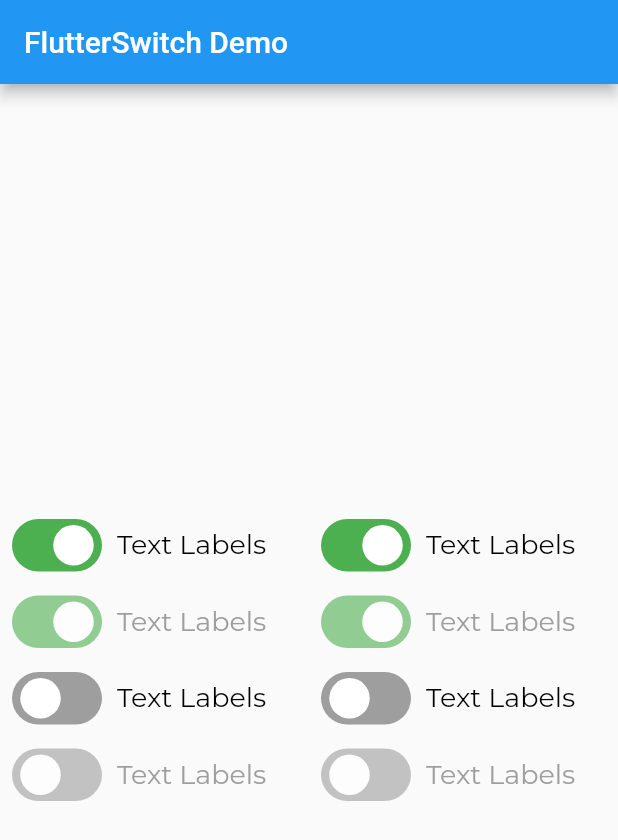
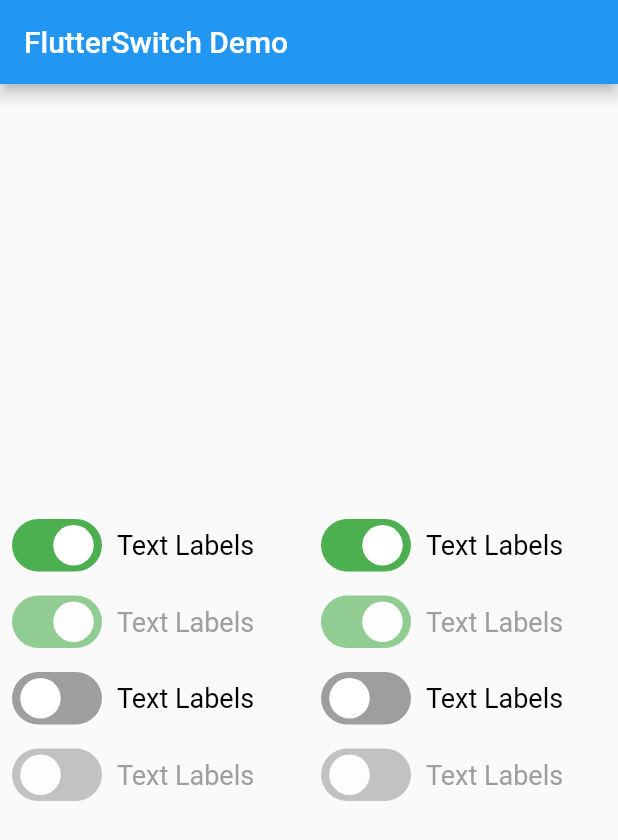
Before and after one commit to AM3108/SwitchTalk, a Flutter app: the screen it shows after launch, on a phone screen of 412 x 824 dp. Shown: the top 840 px of the screen. Run offline on Flutter 3.47's test engine with Material 2 defaults, Android fonts, the phone set to English and light mode, and no system bars; drawn by our look-alikes of flutter_switch.

Commit message:
Switch Talk Commit with On and OFF Talk

````diff
--- a/lib/custom_switch_widget.dart
+++ b/lib/custom_switch_widget.dart
@@ -1,28 +1,36 @@
-import 'package:flutter/cupertino.dart';
 import 'package:flutter/material.dart';
-import 'package:flutter_switch/flutter_switch.dart';
-import 'package:google_fonts/google_fonts.dart';
+import 'flutter_switch.dart';
 
 class CustomSwitchTalk extends StatelessWidget {
   const CustomSwitchTalk({Key? key, required this.value, required this.disabled,
-    required this.onToggle, required this.text}) : super(key: key);
+    required this.onChanged, required this.text}) : super(key: key);
   final bool value;
   final bool disabled;
-  final ValueChanged<bool> onToggle;
+  final ValueChanged<bool> onChanged;
   final String text;
   @override
   Widget build(BuildContext context) {
+    String semantics;
+    if(disabled == true)
+      {
+        semantics = '$text Switch is Disabled';
+      }else if(value == true)
+        {
+          semantics = '$text Switch is ON';
+        }
+    else {
+      semantics = '$text Switch is OFF';
+    }
     return Padding(
       padding: const EdgeInsets.all(8.0),
       child: Row(
         children: [
 
           Semantics(
-            label: text,
+            label: semantics,
             child: FlutterSwitch(
               width: 60.0,
               height: 35.0,
-              valueFontSize: 25.0,
               toggleSize: 30.0,
               value: value,
               activeColor: Colors.green,
@@ -30,14 +38,14 @@ class CustomSwitchTalk extends StatelessWidget {
               padding: 4.0,
               disabled: disabled,
               showOnOff: false,
-              onToggle: onToggle
+              onToggle: onChanged,
             ),
           ),
           Padding(
             padding: const EdgeInsets.only(left: 10),
             child: Text(
               text,
-              style: GoogleFonts.montserrat(
+              style: TextStyle(
                   fontSize: 18,
                 color: disabled == true?Colors.grey:Colors.black
               ),
--- /dev/null
+++ b/lib/flutter_switch.dart
@@ -0,0 +1,457 @@
+import 'package:flutter/material.dart';
+
+class FlutterSwitch extends StatefulWidget {
+  /// Creates a material design switch.
+  ///
+  /// The following arguments are required:
+  ///
+  /// * [value] determines whether this switch is on or off.
+  /// * [onToggle] is called when the user toggles the switch on or off.
+  ///
+
+  const FlutterSwitch({
+    Key? key,
+    required this.value,
+    required this.onToggle,
+    this.activeColor = Colors.blue,
+    this.inactiveColor = Colors.grey,
+    this.activeTextColor = Colors.white70,
+    this.inactiveTextColor = Colors.white70,
+    this.toggleColor = Colors.white,
+    this.activeToggleColor,
+    this.inactiveToggleColor,
+    this.width = 70.0,
+    this.height = 35.0,
+    this.toggleSize = 25.0,
+    this.valueFontSize = 16.0,
+    this.borderRadius = 20.0,
+    this.padding = 4.0,
+    this.showOnOff = false,
+    this.activeText,
+    this.inactiveText,
+    this.activeTextFontWeight,
+    this.inactiveTextFontWeight,
+    this.switchBorder,
+    this.activeSwitchBorder,
+    this.inactiveSwitchBorder,
+    this.toggleBorder,
+    this.activeToggleBorder,
+    this.inactiveToggleBorder,
+    this.activeIcon,
+    this.inactiveIcon,
+    this.duration = const Duration(milliseconds: 200),
+    this.disabled = false,
+  })  : assert(
+  (switchBorder == null || activeSwitchBorder == null) &&
+      (switchBorder == null || inactiveSwitchBorder == null),
+  'Cannot provide switchBorder when an activeSwitchBorder or inactiveSwitchBorder was given\n'
+      'To give the switch a border, use "activeSwitchBorder: border" or "inactiveSwitchBorder: border".'),
+        assert(
+        (toggleBorder == null || activeToggleBorder == null) &&
+            (toggleBorder == null || inactiveToggleBorder == null),
+        'Cannot provide toggleBorder when an activeToggleBorder or inactiveToggleBorder was given\n'
+            'To give the toggle a border, use "activeToggleBorder: color" or "inactiveToggleBorder: color".'),
+        super(key: key);
+
+  /// Determines if the switch is on or off.
+  ///
+  /// This property is required.
+  final bool value;
+
+  /// Called when the user toggles the switch.
+  ///
+  /// This property is required.
+  ///
+  /// [onToggle] should update the state of the parent [StatefulWidget]
+  /// using the [setState] method, so that the parent gets rebuilt; for example:
+  ///
+  /// ```dart
+  /// FlutterSwitch(
+  ///   value: _status,
+  ///   width: 110,
+  ///   borderRadius: 30.0,
+  ///   onToggle: (val) {
+  ///     setState(() {
+  ///        _status = val;
+  ///     });
+  ///   },
+  /// ),
+  /// ```
+  final ValueChanged<bool> onToggle;
+
+  /// Displays an on or off text.
+  ///
+  /// Text value can be override by the [activeText] and
+  /// [inactiveText] properties.
+  ///
+  /// Defaults to 'false' if no value was given.
+  final bool showOnOff;
+
+  /// The text to display when the switch is on.
+  /// This parameter is only necessary when [showOnOff] property is true.
+  ///
+  /// Defaults to 'On' if no value was given.
+  ///
+  /// To change value style, the following properties are available
+  ///
+  /// [activeTextColor] - The color to use on the text value when the switch is on.
+  /// [activeTextFontWeight] - The font weight to use on the text value when the switch is on.
+  final String? activeText;
+
+  /// The text to display when the switch is off.
+  /// This parameter is only necessary when [showOnOff] property is true.
+  ///
+  /// Defaults to 'Off' if no value was given.
+  ///
+  /// To change value style, the following properties are available
+  ///
+  /// [inactiveTextColor] - The color to use on the text value when the switch is off.
+  /// [inactiveTextFontWeight] - The font weight to use on the text value when the switch is off.
+  final String? inactiveText;
+
+  /// The color to use on the switch when the switch is on.
+  ///
+  /// Defaults to [Colors.blue].
+  final Color activeColor;
+
+  /// The color to use on the switch when the switch is off.
+  ///
+  /// Defaults to [Colors.grey].
+  final Color inactiveColor;
+
+  /// The color to use on the text value when the switch is on.
+  /// This parameter is only necessary when [showOnOff] property is true.
+  ///
+  /// Defaults to [Colors.white70].
+  final Color activeTextColor;
+
+  /// The color to use on the text value when the switch is off.
+  /// This parameter is only necessary when [showOnOff] property is true.
+  ///
+  /// Defaults to [Colors.white70].
+  final Color inactiveTextColor;
+
+  /// The font weight to use on the text value when the switch is on.
+  /// This parameter is only necessary when [showOnOff] property is true.
+  ///
+  /// Defaults to [FontWeight.w900].
+  final FontWeight? activeTextFontWeight;
+
+  /// The font weight to use on the text value when the switch is off.
+  /// This parameter is only necessary when [showOnOff] property is true.
+  ///
+  /// Defaults to [FontWeight.w900].
+  final FontWeight? inactiveTextFontWeight;
+
+  /// The color to use on the toggle of the switch.
+  ///
+  /// Defaults to [Colors.white].
+  ///
+  /// If the [activeSwitchBorder] or [inactiveSwitchBorder] is used, this property must be null.
+  final Color toggleColor;
+
+  /// The color to use on the toggle of the switch when the given value is true.
+  ///
+  /// If [inactiveToggleColor] is used and this property is null. the value of
+  /// [Colors.white] will be used.
+  final Color? activeToggleColor;
+
+  /// The color to use on the toggle of the switch when the given value is false.
+  ///
+  /// If [activeToggleColor] is used and this property is null. the value of
+  /// [Colors.white] will be used.
+  final Color? inactiveToggleColor;
+
+  /// The given width of the switch.
+  ///
+  /// Defaults to a width of 70.0.
+  final double width;
+
+  /// The given height of the switch.
+  ///
+  /// Defaults to a height of 35.0.
+  final double height;
+
+  /// The size of the toggle of the switch.
+  ///
+  /// Defaults to a size of 25.0.
+  final double toggleSize;
+
+  /// The font size of the values of the switch.
+  /// This parameter is only necessary when [showOnOff] property is true.
+  ///
+  /// Defaults to a size of 16.0.
+  final double valueFontSize;
+
+  /// The border radius of the switch.
+  ///
+  /// Defaults to the value of 20.0.
+  final double borderRadius;
+
+  /// The padding of the switch.
+  ///
+  /// Defaults to the value of 4.0.
+  final double padding;
+
+  /// The border of the switch.
+  ///
+  /// This property will give a uniform border to both states of the toggle
+  ///
+  /// If the [activeSwitchBorder] or [inactiveSwitchBorder] is used, this property must be null.
+  final BoxBorder? switchBorder;
+
+  /// The border of the switch when the given value is true.
+  ///
+  /// This property is optional.
+  final BoxBorder? activeSwitchBorder;
+
+  /// The border of the switch when the given value is false.
+  ///
+  /// This property is optional.
+  final BoxBorder? inactiveSwitchBorder;
+
+  /// The border of the toggle.
+  ///
+  /// This property will give a uniform border to both states of the toggle
+  ///
+  /// If the [activeToggleBorder] or [inactiveToggleBorder] is used, this property must be null.
+  final BoxBorder? toggleBorder;
+
+  /// The border of the toggle when the given value is true.
+  ///
+  /// This property is optional.
+  final BoxBorder? activeToggleBorder;
+
+  /// The border of the toggle when the given value is false.
+  ///
+  /// This property is optional.
+  final BoxBorder? inactiveToggleBorder;
+
+  /// The icon inside the toggle when the given value is true.
+  /// activeIcon can be an Icon Widget, an Image or Fontawesome Icons.
+  ///
+  /// This property is optional.
+  final Widget? activeIcon;
+
+  /// The icon inside the toggle when the given value is false.
+  /// inactiveIcon can be an Icon Widget, an Image or Fontawesome Icons.
+  ///
+  /// This property is optional.
+  final Widget? inactiveIcon;
+
+  /// The duration in milliseconds to change the state of the switch
+  ///
+  /// Defaults to the value of 200 milliseconds.
+  final Duration duration;
+
+  /// Determines whether the switch is disabled.
+  ///
+  /// Defaults to the value of false.
+  final bool disabled;
+
+  @override
+  _FlutterSwitchState createState() => _FlutterSwitchState();
+}
+
+class _FlutterSwitchState extends State<FlutterSwitch>
+    with SingleTickerProviderStateMixin {
+  late final Animation _toggleAnimation;
+  late final AnimationController _animationController;
+
+  @override
+  void initState() {
+    super.initState();
+    _animationController = AnimationController(
+      vsync: this,
+      value: widget.value ? 1.0 : 0.0,
+      duration: widget.duration,
+    );
+    _toggleAnimation = AlignmentTween(
+      begin: Alignment.centerLeft,
+      end: Alignment.centerRight,
+    ).animate(
+      CurvedAnimation(
+        parent: _animationController,
+        curve: Curves.linear,
+      ),
+    );
+  }
+
+  @override
+  void dispose() {
+    _animationController.dispose();
+    super.dispose();
+  }
+
+  @override
+  void didUpdateWidget(FlutterSwitch oldWidget) {
+    super.didUpdateWidget(oldWidget);
+
+    if (oldWidget.value == widget.value) return;
+
+    if (widget.value)
+      _animationController.forward();
+    else
+      _animationController.reverse();
+  }
+
+  @override
+  Widget build(BuildContext context) {
+    Color _toggleColor = Colors.white;
+    Color _switchColor = Colors.white;
+    Border? _switchBorder;
+    Border? _toggleBorder;
+
+    if (widget.value) {
+      _toggleColor = widget.activeToggleColor ?? widget.toggleColor;
+      _switchColor = widget.activeColor;
+      _switchBorder = widget.activeSwitchBorder as Border? ??
+          widget.switchBorder as Border?;
+      _toggleBorder = widget.activeToggleBorder as Border? ??
+          widget.toggleBorder as Border?;
+    } else {
+      _toggleColor = widget.inactiveToggleColor ?? widget.toggleColor;
+      _switchColor = widget.inactiveColor;
+      _switchBorder = widget.inactiveSwitchBorder as Border? ??
+          widget.switchBorder as Border?;
+      _toggleBorder = widget.inactiveToggleBorder as Border? ??
+          widget.toggleBorder as Border?;
+    }
+
+    double _textSpace = widget.width - widget.toggleSize;
+
+    return AnimatedBuilder(
+      animation: _animationController,
+      builder: (context, child) {
+        return Align(
+          child: GestureDetector(
+            onTap: () {
+              if (!widget.disabled) {
+                if (widget.value)
+                  _animationController.forward();
+                else
+                  _animationController.reverse();
+
+                widget.onToggle(!widget.value);
+              }
+            },
+            child: Opacity(
+              opacity: widget.disabled ? 0.6 : 1,
+              child: Container(
+                width: widget.width,
+                height: widget.height,
+                padding: EdgeInsets.all(widget.padding),
+                decoration: BoxDecoration(
+                  borderRadius: BorderRadius.circular(widget.borderRadius),
+                  color: _switchColor,
+                  border: _switchBorder,
+                ),
+                child: Stack(
+                  children: <Widget>[
+                    AnimatedOpacity(
+                      opacity: widget.value ? 1.0 : 0.0,
+                      duration: widget.duration,
+                      child: Container(
+                        width: _textSpace,
+                        padding: EdgeInsets.symmetric(horizontal: 4.0),
+                        alignment: Alignment.centerLeft,
+                        child: _activeText,
+                      ),
+                    ),
+                    Align(
+                      alignment: Alignment.centerRight,
+                      child: AnimatedOpacity(
+                        opacity: !widget.value ? 1.0 : 0.0,
+                        duration: widget.duration,
+                        child: Container(
+                          width: _textSpace,
+                          padding: EdgeInsets.symmetric(horizontal: 4.0),
+                          alignment: Alignment.centerRight,
+                          child: _inactiveText,
+                        ),
+                      ),
+                    ),
+                    Container(
+                      child: Align(
+                        alignment: _toggleAnimation.value,
+                        child: Container(
+                          width: widget.toggleSize,
+                          height: widget.toggleSize,
+                          padding: EdgeInsets.all(4.0),
+                          decoration: BoxDecoration(
+                            shape: BoxShape.circle,
+                            color: _toggleColor,
+                            border: _toggleBorder,
+                          ),
+                          child: FittedBox(
+                            fit: BoxFit.contain,
+                            child: Container(
+                              child: Stack(
+                                children: [
+                                  Center(
+                                    child: AnimatedOpacity(
+                                      opacity: widget.value ? 1.0 : 0.0,
+                                      duration: widget.duration,
+                                      child: widget.activeIcon,
+                                    ),
+                                  ),
+                                  Center(
+                                    child: AnimatedOpacity(
+                                      opacity: !widget.value ? 1.0 : 0.0,
+                                      duration: widget.duration,
+                                      child: widget.inactiveIcon,
+                                    ),
+                                  ),
+                                ],
+                              ),
+                            ),
+                          ),
+                        ),
+                      ),
+                    ),
+                  ],
+                ),
+              ),
+            ),
+          ),
+        );
+      },
+    );
+  }
+
+  FontWeight get _activeTextFontWeight =>
+      widget.activeTextFontWeight ?? FontWeight.w900;
+  FontWeight get _inactiveTextFontWeight =>
+      widget.inactiveTextFontWeight ?? FontWeight.w900;
+
+  Widget get _activeText {
+    if (widget.showOnOff) {
+      return Text(
+        widget.activeText ?? "On",
+        style: TextStyle(
+          color: widget.activeTextColor,
+          fontWeight: _activeTextFontWeight,
+          fontSize: widget.valueFontSize,
+        ),
+      );
+    }
+
+    return Text("");
+  }
+
+  Widget get _inactiveText {
+    if (widget.showOnOff) {
+      return Text(
+        widget.inactiveText ?? "Off",
+        style: TextStyle(
+          color: widget.inactiveTextColor,
+          fontWeight: _inactiveTextFontWeight,
+          fontSize: widget.valueFontSize,
+        ),
+        textAlign: TextAlign.right,
+      );
+    }
+
+    return Text("");
+  }
+}
--- a/lib/main.dart
+++ b/lib/main.dart
@@ -1,6 +1,4 @@
 import 'package:flutter/material.dart';
-import 'package:flutter_switch/flutter_switch.dart';
-import 'package:google_fonts/google_fonts.dart';
 import 'package:switch_talk/custom_switch_widget.dart';
 void main() {
   runApp(const MaterialApp(
@@ -32,14 +30,14 @@ class _SwitchTalkState extends State<SwitchTalk> {
             Row(
               children: [
                 Expanded(
-                  child: CustomSwitchTalk(text: 'Text Labels',value: activeStatus, disabled: false, onToggle: (val){
+                  child: CustomSwitchTalk(text: 'Text Labels',value: activeStatus, disabled: false, onChanged: (val){
                     setState(() {
                       activeStatus = val;
                     });
                   }),
                 ),
                 Expanded(
-                  child: CustomSwitchTalk(text: 'Text Labels',value: activeStatus, disabled: false, onToggle: (val){
+                  child: CustomSwitchTalk(text: 'Text Labels',value: activeStatus, disabled: false, onChanged: (val){
                     setState(() {
                       activeStatus = val;
                     });
@@ -50,14 +48,14 @@ class _SwitchTalkState extends State<SwitchTalk> {
             Row(
               children: [
                 Expanded(
-                  child: CustomSwitchTalk(text: 'Text Labels',value: activeStatus, disabled: true, onToggle: (val){
+                  child: CustomSwitchTalk(text: 'Text Labels',value: activeStatus, disabled: true, onChanged: (val){
                     setState(() {
                       activeStatus = val;
                     });
                   }),
                 ),
                 Expanded(
-                  child: CustomSwitchTalk(value: activeStatus, disabled: true, onToggle: (val){
+                  child: CustomSwitchTalk(value: activeStatus, disabled: true, onChanged: (val){
                     setState(() {
                       activeStatus = val;
                     });
@@ -68,14 +66,14 @@ class _SwitchTalkState extends State<SwitchTalk> {
             Row(
               children: [
                 Expanded(
-                  child: CustomSwitchTalk(text: 'Text Labels',value: deActiveStatus, disabled: false, onToggle: (val){
+                  child: CustomSwitchTalk(text: 'Text Labels',value: deActiveStatus, disabled: false, onChanged: (val){
                     setState(() {
                       deActiveStatus = val;
                     });
                   }),
                 ),
                 Expanded(
-                  child: CustomSwitchTalk(value: deActiveStatus, disabled: false, onToggle: (val){
+                  child: CustomSwitchTalk(value: deActiveStatus, disabled: false, onChanged: (val){
                     setState(() {
                       deActiveStatus = val;
                     });
@@ -86,14 +84,14 @@ class _SwitchTalkState extends State<SwitchTalk> {
             Row(
               children: [
                 Expanded(
-                  child: CustomSwitchTalk(text: 'Text Labels',value: deActiveStatus, disabled: true, onToggle: (val){
+                  child: CustomSwitchTalk(text: 'Text Labels',value: deActiveStatus, disabled: true, onChanged: (val){
                     setState(() {
                       deActiveStatus = val;
                     });
                   }),
                 ),
                 Expanded(
-                  child: CustomSwitchTalk(value: deActiveStatus, disabled: true, onToggle: (val){
+                  child: CustomSwitchTalk(value: deActiveStatus, disabled: true, onChanged: (val){
                     setState(() {
                       deActiveStatus = val;
                     });
--- a/pubspec.yaml
+++ b/pubspec.yaml
@@ -34,8 +34,7 @@ dependencies:
   # The following adds the Cupertino Icons font to your application.
   # Use with the CupertinoIcons class for iOS style icons.
   cupertino_icons: ^1.0.2
-  flutter_switch: ^0.3.2
-  google_fonts: ^2.1.0
+
 
 dev_dependencies:
   flutter_test:
````
Also changed, not shown: pubspec.lock.
